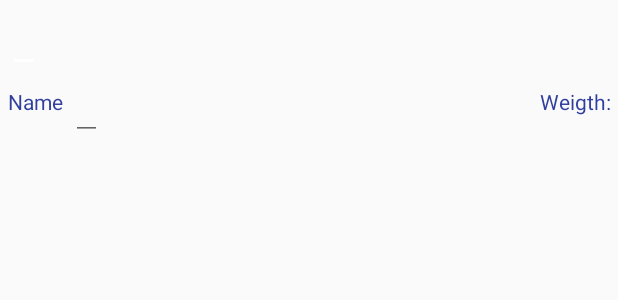
After one commit to vytautasPovilaitis/android_pokemons, an Android app: the layout row_layout.xml on its own in the app's theme, with its tools: preview values and no code run, on a phone screen of 412 x 824 dp. The commit adds this screen. Shown: the top 300 px of the screen. Run offline under Robolectric (Android 15) with nearby library versions, the phone set to English and light mode, and no system bars.

Commit message:
row prad4ta

```diff
--- a/app/build.gradle
+++ b/app/build.gradle
@@ -19,10 +19,11 @@ android {
 }
 
 dependencies {
-    implementation fileTree(dir: 'libs', include: ['*.jar'])
+    implementation fileTree(include: ['*.jar'], dir: 'libs')
     implementation 'com.android.support:appcompat-v7:26.1.0'
     implementation 'com.android.support.constraint:constraint-layout:1.0.2'
     testImplementation 'junit:junit:4.12'
     androidTestImplementation 'com.android.support.test:runner:1.0.1'
     androidTestImplementation 'com.android.support.test.espresso:espresso-core:3.0.1'
+    compile 'com.android.support:recyclerview-v7:26.1.0'
 }
--- a/app/src/main/java/com/example/vytautas/myapplication/RegisterNewEntry.java
+++ b/app/src/main/java/com/example/vytautas/myapplication/RegisterNewEntry.java
@@ -2,6 +2,8 @@ package com.example.vytautas.myapplication;
 
 import android.os.Bundle;
 import android.support.v7.app.AppCompatActivity;
+import android.support.v7.widget.LinearLayoutManager;
+import android.support.v7.widget.RecyclerView;
 import android.view.View;
 import android.widget.ArrayAdapter;
 import android.widget.Button;
@@ -24,6 +26,10 @@ public class RegisterNewEntry extends AppCompatActivity {
     protected void onCreate(Bundle savedInstanceState) {
         super.onCreate(savedInstanceState);
         setContentView(R.layout.activity_register_new_entry);
+
+        RecyclerView recyclerView = (RecyclerView) findViewById(R.id.my_recycler_view);
+        LinearLayoutManager linearLayoutManager = new LinearLayoutManager(getApplicationContext());
+        recyclerView.setLayoutManager(linearLayoutManager);
 
         databaseSQLite = new DatabaseSQLite(getApplicationContext());
         btAddPokemon = (Button) findViewById(R.id.register_new_entry_bt_add);
--- /dev/null
+++ b/app/src/main/java/com/example/vytautas/myapplication/adapter.java
@@ -0,0 +1,9 @@
+package com.example.vytautas.myapplication;
+
+/**
+ * Created by Vytautas on 2/28/2018.
+ */
+
+public class adapter {
+
+}
--- /dev/null
+++ b/app/src/main/res/layout/recycle_view.xml
@@ -0,0 +1,17 @@
+<?xml version="1.0" encoding="utf-8"?>
+<LinearLayout xmlns:android="http://schemas.android.com/apk/res/android"
+    android:layout_width="match_parent"
+    android:layout_height="wrap_content"
+    android:orientation="vertical"
+    android:padding="5dp">
+
+    <android.support.v7.widget.RecyclerView
+        android:id="@+id/my_recycler_view"
+        android:layout_width="match_parent"
+        android:layout_height="match_parent"
+        android:scrollbars="vertical" />
+
+
+
+
+</LinearLayout>
--- /dev/null
+++ b/app/src/main/res/layout/row_layout.xml
@@ -0,0 +1,65 @@
+<?xml version="1.0" encoding="utf-8"?>
+<LinearLayout xmlns:android="http://schemas.android.com/apk/res/android"
+    android:layout_width="match_parent"
+    android:layout_height="wrap_content"
+    android:orientation="vertical"
+    android:padding="5dp">
+
+    <LinearLayout
+        android:layout_width="match_parent"
+        android:layout_height="match_parent"
+        android:orientation="horizontal">
+
+        <EditText
+            android:id="@+id/et_name"
+            android:layout_width="wrap_content"
+            android:layout_height="wrap_content"
+            android:inputType="text"
+            android:textColor="@color/darkBlue"
+            android:textSize="16sp" />
+    </LinearLayout>
+
+    <LinearLayout
+        android:layout_width="match_parent"
+        android:layout_height="match_parent"
+        android:orientation="horizontal">
+
+        <TextView
+            style="@style/shitstyle"
+            android:layout_width="wrap_content"
+            android:layout_height="wrap_content"
+            android:text="Name" />
+
+        <EditText
+            style="@style/shitstyle"
+            android:layout_width="wrap_content"
+            android:layout_height="wrap_content"
+            android:layout_margin="5dp"
+            android:inputType="text" />
+
+        <TextView
+            style="@style/shitstyle"
+            android:layout_width="fill_parent"
+            android:layout_height="wrap_content"
+            android:gravity="end"
+            android:text="Weigth:" />
+
+        <EditText
+            style="@style/shitstyle"
+            android:layout_width="match_parent"
+            android:layout_height="wrap_content"
+            android:layout_margin="5dp"
+            android:gravity="end"
+            android:inputType="text" />
+
+    </LinearLayout>
+
+    <LinearLayout
+        android:layout_width="match_parent"
+        android:layout_height="match_parent"
+        android:orientation="horizontal">
+
+
+    </LinearLayout>
+
+</LinearLayout>
--- a/app/src/main/res/values/styles.xml
+++ b/app/src/main/res/values/styles.xml
@@ -18,4 +18,9 @@
         <item name="android:textSize">16sp</item>
     </style>
 
+    <style name="shitstyle">
+        <item name="android:textColor">@color/colorPrimaryDark</item>
+        <item name="android:textSize">14sp</item>
+    </style>
+
 </resources>
--- a/build.gradle
+++ b/build.gradle
@@ -8,6 +8,8 @@ buildscript {
     }
     dependencies {
         classpath 'com.android.tools.build:gradle:3.0.1'
+
+
 
 
         // NOTE: Do not place your application dependencies here; they belong
```
